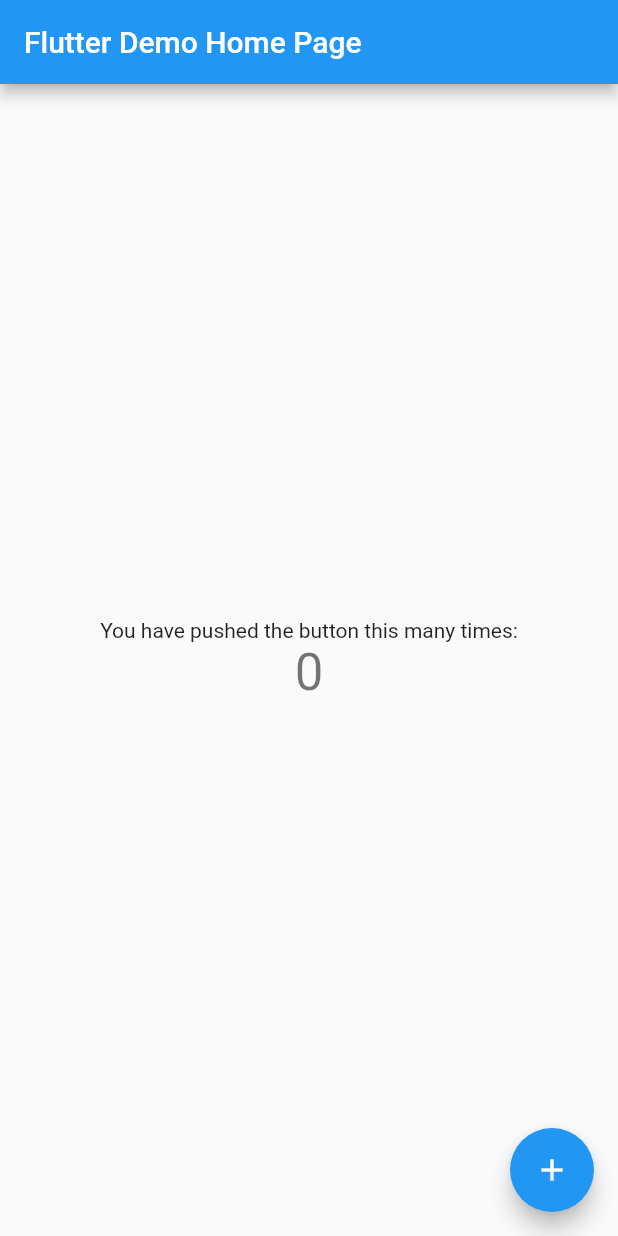
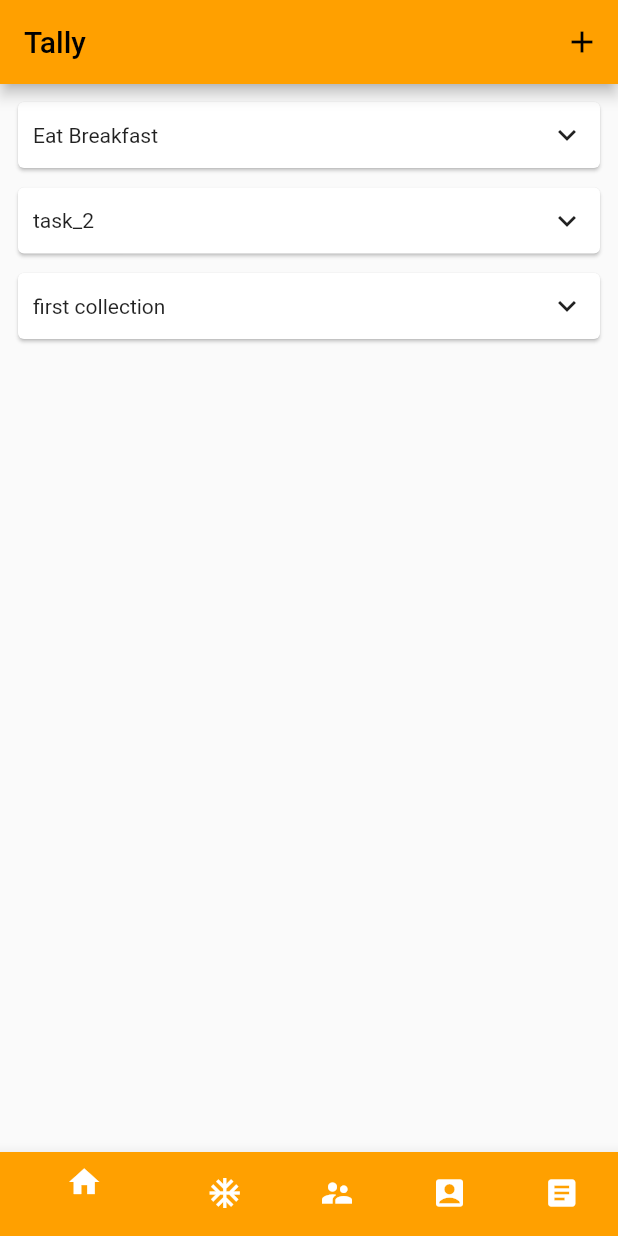
Before and after one commit to lancerharris/flutter-tally-app, a Flutter app: the screen it shows after launch, on a phone screen of 412 x 824 dp. Run offline on Flutter 3.47's test engine with Material 2 defaults, Android fonts, the phone set to English and light mode, and no system bars.

Commit message:
Create main page with basic tally cards.

```diff
--- /dev/null
+++ b/lib/Home/models/tally_collection.dart
@@ -0,0 +1,26 @@
+import './tally_task.dart';
+
+class TallyCollection {
+  String name;
+  int streak;
+  int count;
+  bool isExpanded;
+  bool isFrozen;
+  late DateTime dateCreated;
+  List<TallyTask> tallyTasks = [];
+
+  TallyCollection(
+    this.name, {
+    this.streak = 0,
+    this.count = 0,
+    this.isExpanded = false,
+    this.isFrozen = false,
+  }) {
+    dateCreated = DateTime.now();
+  }
+
+  void addTallyTask(TallyTask tallyTask) {
+    tallyTasks.add(tallyTask);
+    return;
+  }
+}
--- /dev/null
+++ b/lib/Home/models/tally_panel.dart
@@ -0,0 +1,15 @@
+class TallyPanel {
+  String name;
+  int streak;
+  int count;
+  bool isExpanded;
+  bool isFrozen;
+
+  TallyPanel(
+    this.name, {
+    this.streak = 0,
+    this.count = 0,
+    this.isExpanded = false,
+    this.isFrozen = false,
+  });
+}
--- /dev/null
+++ b/lib/Home/models/tally_task.dart
@@ -0,0 +1,20 @@
+class TallyTask {
+  String name;
+  int streak;
+  int count;
+  bool isExpanded;
+  bool isFrozen;
+  late DateTime dateCreated;
+  String goalIncrement;
+
+  TallyTask(
+    this.name, {
+    this.streak = 0,
+    this.count = 0,
+    this.isExpanded = false,
+    this.isFrozen = false,
+    this.goalIncrement = 'daily',
+  }) {
+    dateCreated = DateTime.now();
+  }
+}
--- /dev/null
+++ b/lib/Home/widgets/tally_task_panel.dart
@@ -0,0 +1,10 @@
+import 'package:flutter/material.dart';
+
+class TallyTaskPanel extends StatelessWidget {
+  const TallyTaskPanel();
+
+  @override
+  Widget build(BuildContext context) {
+    return Container();
+  }
+}
--- a/lib/main.dart
+++ b/lib/main.dart
@@ -1,47 +1,67 @@
 import 'package:flutter/material.dart';
+import 'Home/models/tally_collection.dart';
+import 'Home/models/tally_panel.dart';
+import 'Home/models/tally_task.dart';
 
 void main() {
   runApp(MyApp());
 }
 
+List<TallyPanel> generateTallyItems() {
+  var tallyTask1 = TallyTask("Eat Breakfast",
+      isExpanded: false, streak: 4, isFrozen: false, count: 15);
+  var tallyTask2 = TallyTask("task_2",
+      isExpanded: false, streak: 3, isFrozen: false, count: 4);
+  var tallyTask3 = TallyTask("task_3",
+      isExpanded: false, streak: 7, isFrozen: false, count: 99);
+  var tallyCollection1 = TallyCollection("first collection",
+      count: 10, isExpanded: false, isFrozen: false, streak: 10);
+
+  tallyCollection1.addTallyTask(tallyTask2);
+  tallyCollection1.addTallyTask(tallyTask3);
+
+  List<TallyPanel> tallyPanelItems = [];
+  tallyPanelItems.add(TallyPanel(
+    tallyTask1.name,
+    count: tallyTask1.count,
+    isExpanded: tallyTask1.isExpanded,
+    isFrozen: tallyTask1.isFrozen,
+    streak: tallyTask1.streak,
+  ));
+  tallyPanelItems.add(TallyPanel(
+    tallyTask2.name,
+    count: tallyTask2.count,
+    isExpanded: tallyTask2.isExpanded,
+    isFrozen: tallyTask2.isFrozen,
+    streak: tallyTask2.streak,
+  ));
+  tallyPanelItems.add(TallyPanel(
+    tallyCollection1.name,
+    count: tallyCollection1.count,
+    isExpanded: tallyCollection1.isExpanded,
+    isFrozen: tallyCollection1.isFrozen,
+    streak: tallyCollection1.streak,
+  ));
+
+  return tallyPanelItems;
+}
+
 class MyApp extends StatelessWidget {
-  // This widget is the root of your application.
   @override
   Widget build(BuildContext context) {
     return MaterialApp(
-      title: 'Flutter Demo',
+      title: 'Tally',
       theme: ThemeData(
-        // This is the theme of your application.
-        //
-        // Try running your application with "flutter run". You'll see the
-        // application has a blue toolbar. Then, without quitting the app, try
-        // changing the primarySwatch below to Colors.green and then invoke
-        // "hot reload" (press "r" in the console where you ran "flutter run",
-        // or simply save your changes to "hot reload" in a Flutter IDE).
-        // Notice that the counter didn't reset back to zero; the application
-        // is not restarted.
-        primarySwatch: Colors.blue,
-        // This makes the visual density adapt to the platform that you run
-        // the app on. For desktop platforms, the controls will be smaller and
-        // closer together (more dense) than on mobile platforms.
+        primarySwatch: Colors.amber,
         visualDensity: VisualDensity.adaptivePlatformDensity,
       ),
-      home: MyHomePage(title: 'Flutter Demo Home Page'),
+      home: MyHomePage(title: 'Tally'),
     );
   }
 }
 
 class MyHomePage extends StatefulWidget {
-  MyHomePage({Key key, this.title}) : super(key: key);
-
-  // This widget is the home page of your application. It is stateful, meaning
-  // that it has a State object (defined below) that contains fields that affect
-  // how it looks.
-
-  // This class is the configuration for the state. It holds the values (in this
-  // case the title) provided by the parent (in this case the App widget) and
-  // used by the build method of the State. Fields in a Widget subclass are
-  // always marked "final".
+  MyHomePage({Key? key, required this.title}) : super(key: key);
 
   final String title;
 
@@ -49,69 +69,150 @@
   _MyHomePageState createState() => _MyHomePageState();
 }
 
-class _MyHomePageState extends State<MyHomePage> {
-  int _counter = 0;
+class _MyHomePageState extends State<MyHomePage>
+    with SingleTickerProviderStateMixin {
+  late final AnimationController _animationController = AnimationController(
+    vsync: this, // this SingleTickerProviderStateMixin
+    duration: const Duration(seconds: 1),
+  );
 
-  void _incrementCounter() {
+  // late final Animation<double> animation = CurvedAnimation(
+  //   parent: _animationController,
+  //   curve: Curves.fastOutSlowIn,
+  // )..addStatusListener((status) {
+  //     if (status == AnimationStatus.completed) {
+  //       setState(() {
+  //         _animationController.reverse();
+  //       });
+  //     } else if (status == AnimationStatus.dismissed) {
+  //       setState(() {
+  //         _animationController.forward();
+  //       });
+  //     }
+  //   });
+
+  late final _extSizeTweenAnimation =
+      Tween<double>(begin: 1, end: 1.5).animate(_animationController);
+  late final _interiorSizeTweenAnimation =
+      Tween<double>(begin: 1, end: 1.5).animate(_animationController);
+
+  static final _exteriorSizeTween = Tween<double>(begin: 0, end: 1);
+  static final _interiorSizeTween = Tween<double>(begin: 0, end: 50);
+  final List<TallyPanel> _tallyPanelItems = generateTallyItems();
+
+  var _selectedIndex = 0;
+
+  void _onItemTapped(int index) {
     setState(() {
-      // This call to setState tells the Flutter framework that something has
-      // changed in this State, which causes it to rerun the build method below
-      // so that the display can reflect the updated values. If we changed
-      // _counter without calling setState(), then the build method would not be
-      // called again, and so nothing would appear to happen.
-      _counter++;
+      _selectedIndex = index;
     });
   }
 
   @override
   Widget build(BuildContext context) {
-    // This method is rerun every time setState is called, for instance as done
-    // by the _incrementCounter method above.
-    //
-    // The Flutter framework has been optimized to make rerunning build methods
-    // fast, so that you can just rebuild anything that needs updating rather
-    // than having to individually change instances of widgets.
     return Scaffold(
       appBar: AppBar(
-        // Here we take the value from the MyHomePage object that was created by
-        // the App.build method, and use it to set our appbar title.
         title: Text(widget.title),
+        backgroundColor: Theme.of(context).primaryColorDark,
+        actions: [
+          IconButton(onPressed: () {}, icon: Icon(Icons.add)),
+        ],
       ),
-      body: Center(
-        // Center is a layout widget. It takes a single child and positions it
-        // in the middle of the parent.
-        child: Column(
-          // Column is also a layout widget. It takes a list of children and
-          // arranges them vertically. By default, it sizes itself to fit its
-          // children horizontally, and tries to be as tall as its parent.
-          //
-          // Invoke "debug painting" (press "p" in the console, choose the
-          // "Toggle Debug Paint" action from the Flutter Inspector in Android
-          // Studio, or the "Toggle Debug Paint" command in Visual Studio Code)
-          // to see the wireframe for each widget.
-          //
-          // Column has various properties to control how it sizes itself and
-          // how it positions its children. Here we use mainAxisAlignment to
-          // center the children vertically; the main axis here is the vertical
-          // axis because Columns are vertical (the cross axis would be
-          // horizontal).
-          mainAxisAlignment: MainAxisAlignment.center,
-          children: <Widget>[
-            Text(
-              'You have pushed the button this many times:',
+      // body: AnimatedCard(animation: animation),
+      // body: SizeTransition(
+      //   sizeFactor: animation,
+      //   axis: Axis.horizontal,
+      //   axisAlignment: -1,
+      //   child: const Center(
+      //     child: FlutterLogo(size: 200.0),
+      //   ),
+      // ),
+      body: _tallyPanelItems.length > 0
+          ? ListView.separated(
+              padding: EdgeInsets.all(8),
+              itemCount: _tallyPanelItems.length,
+              itemBuilder: (context, index) {
+                var isExpanded = _tallyPanelItems[index].isExpanded;
+
+                return Card(
+                  child: Container(
+                    padding: const EdgeInsets.all(5),
+                    margin: const EdgeInsets.all(5),
+                    //height: _exteriorSizeTween.evaluate(animation),
+                    child: Column(
+                      children: [
+                        Row(
+                          mainAxisAlignment: MainAxisAlignment.spaceBetween,
+                          children: [
+                            Text(_tallyPanelItems[index].name),
+                            GestureDetector(
+                              child: isExpanded
+                                  ? Icon(Icons.expand_less)
+                                  : Icon(Icons.expand_more),
+                              onTap: () {
+                                setState(() {
+                                  _tallyPanelItems[index].isExpanded =
+                                      !_tallyPanelItems[index].isExpanded;
+                                });
+                              },
+                            ),
+                          ],
+                        ),
+                        if (isExpanded)
+                          Container(
+                            color: Colors.red,
+                            child: Card(
+                              color: Colors.red,
+                            ),
+                          ),
+                      ],
+                    ),
+                  ),
+                );
+              },
+              separatorBuilder: (_, index) => SizedBox(
+                height: 5,
+              ),
+            )
+          : const Center(
+              child: Text('Start adding tally tasks!'),
             ),
-            Text(
-              '$_counter',
-              style: Theme.of(context).textTheme.headline4,
-            ),
-          ],
-        ),
+      bottomNavigationBar: BottomNavigationBar(
+        items: [
+          BottomNavigationBarItem(
+            icon: Icon(Icons.home),
+            label: '',
+            backgroundColor: Theme.of(context).primaryColorDark,
+          ),
+          BottomNavigationBarItem(
+              icon: Icon(Icons.ac_unit),
+              label: '',
+              backgroundColor: Colors.purple),
+          BottomNavigationBarItem(
+            icon: Icon(Icons.supervisor_account),
+            label: '',
+            backgroundColor: Theme.of(context).primaryColorDark,
+          ),
+          BottomNavigationBarItem(
+            icon: Icon(Icons.account_box_rounded),
+            label: '',
+            backgroundColor: Theme.of(context).primaryColorDark,
+          ),
+          BottomNavigationBarItem(
+            icon: Icon(Icons.article),
+            label: '',
+            backgroundColor: Theme.of(context).primaryColorDark,
+          ),
+        ],
+        currentIndex: _selectedIndex,
+        onTap: _onItemTapped,
       ),
-      floatingActionButton: FloatingActionButton(
-        onPressed: _incrementCounter,
-        tooltip: 'Increment',
-        child: Icon(Icons.add),
-      ), // This trailing comma makes auto-formatting nicer for build methods.
     );
   }
+
+  @override
+  void dispose() {
+    super.dispose();
+    _animationController.dispose();
+  }
 }
--- a/pubspec.yaml
+++ b/pubspec.yaml
@@ -18,12 +18,11 @@
 version: 1.0.0+1
 
 environment:
-  sdk: ">=2.7.0 <3.0.0"
+  sdk: '>=2.12.0 <3.0.0'
 
 dependencies:
   flutter:
     sdk: flutter
-
 
   # The following adds the Cupertino Icons font to your application.
   # Use with the CupertinoIcons class for iOS style icons.
@@ -38,7 +37,6 @@
 
 # The following section is specific to Flutter.
 flutter:
-
   # The following line ensures that the Material Icons font is
   # included with your application, so that you can use the icons in
   # the material Icons class.
```
Also changed, not shown: pubspec.lock, 1 other file.
